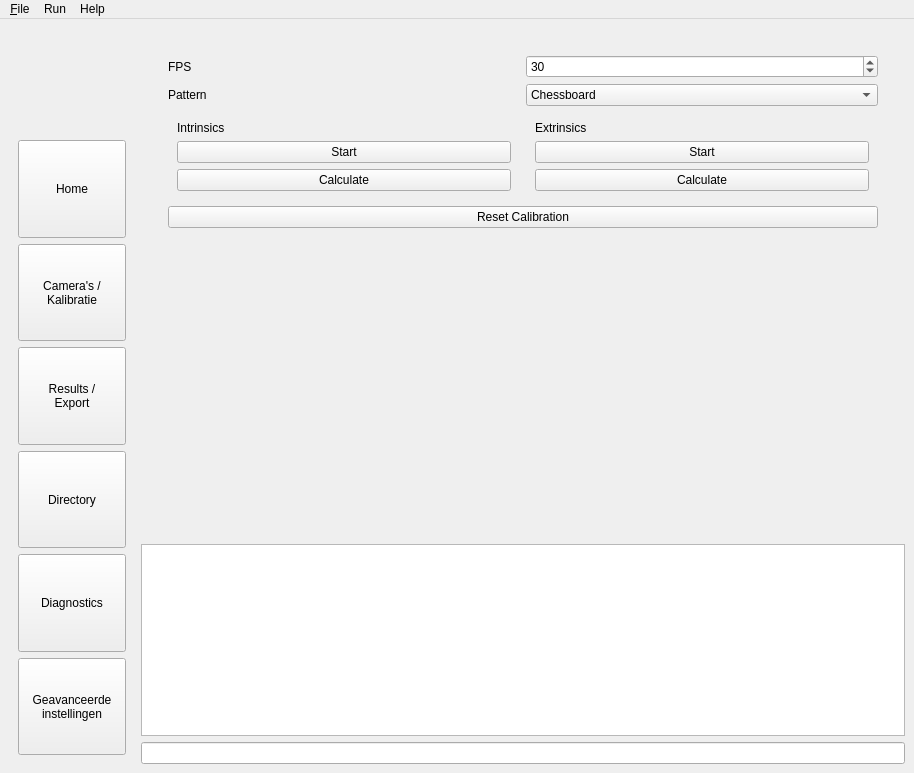
Above: Programma Structuur/ui/guiDesigner/GUI.ui from MaxUntersalmberger/PhysioMotionTracker before the change. Below: the same form after it.
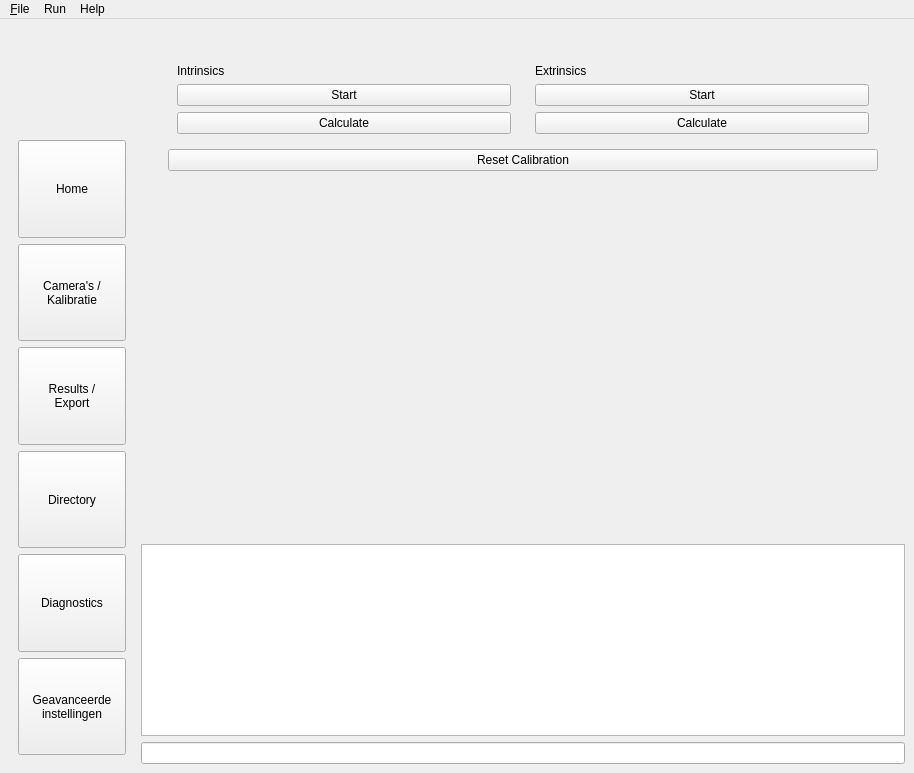
That is the form after the change. The open tabs and pages were chosen to show the change. Icons and pictures are not drawn.

Commit message: overige settings weg gehaald

```diff
--- a/Programma Structuur/ui/guiDesigner/GUI.ui
+++ b/Programma Structuur/ui/guiDesigner/GUI.ui
@@ -10,7 +10,7 @@
     <x>0</x>
     <y>0</y>
     <width>914</width>
-    <height>663</height>
+    <height>695</height>
    </rect>
   </property>
   <property name="minimumSize">
@@ -159,7 +159,7 @@
               <enum>QFrame::Shape::NoFrame</enum>
              </property>
              <layout class="QGridLayout" name="gridLayout_9">
-              <item row="3" column="0" rowspan="2">
+              <item row="1" column="0" rowspan="2">
                <widget class="QFrame" name="frame_2">
                 <property name="sizePolicy">
                  <sizepolicy hsizetype="Preferred" vsizetype="Maximum">
@@ -195,7 +195,7 @@
                 </layout>
                </widget>
               </item>
-              <item row="3" column="1" rowspan="2">
+              <item row="1" column="1" rowspan="2">
                <widget class="QFrame" name="frame_3">
                 <property name="sizePolicy">
                  <sizepolicy hsizetype="Preferred" vsizetype="Preferred">
@@ -237,51 +237,13 @@
                 </layout>
                </widget>
               </item>
-              <item row="1" column="1">
-               <widget class="QComboBox" name="combo_cap_pattern">
-                <item>
-                 <property name="text">
-                  <string>Chessboard</string>
-                 </property>
-                </item>
-                <item>
-                 <property name="text">
-                  <string>Charuco</string>
-                 </property>
-                </item>
-               </widget>
-              </item>
-              <item row="0" column="1">
-               <widget class="QSpinBox" name="spin_cap_fps">
-                <property name="maximum">
-                 <number>120</number>
-                </property>
-                <property name="value">
-                 <number>30</number>
-                </property>
-               </widget>
-              </item>
-              <item row="0" column="0">
-               <widget class="QLabel" name="lab_cap_fps">
-                <property name="text">
-                 <string>FPS</string>
-                </property>
-               </widget>
-              </item>
-              <item row="9" column="0" colspan="2">
+              <item row="7" column="0" colspan="2">
                <widget class="QPushButton" name="btn_cap_reset_calibration">
                 <property name="text">
                  <string>Reset Calibration</string>
                 </property>
                </widget>
               </item>
-              <item row="1" column="0">
-               <widget class="QLabel" name="lab_cap_pattern">
-                <property name="text">
-                 <string>Pattern</string>
-                </property>
-               </widget>
-              </item>
              </layout>
             </widget>
            </item>
```
Left out of the diff: 61 changed lines with no effect on the pictures. The commit also changes 1 other file.
